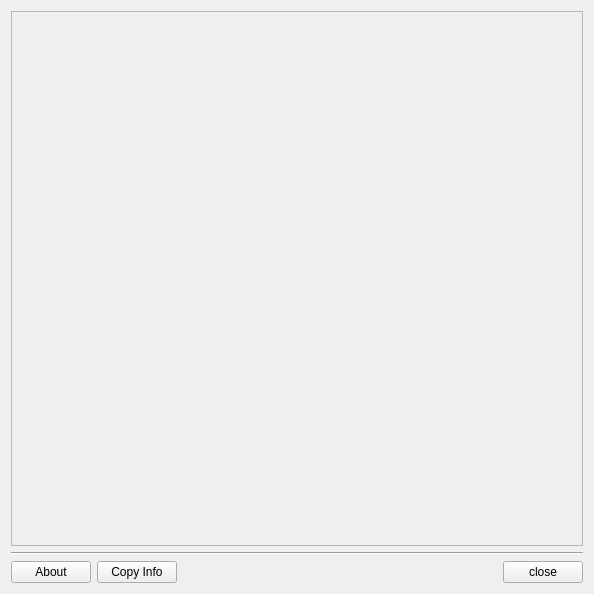
RetroShare/RetroShare, file retroshare-gui/src/gui/AboutWidget.ui: the form before one commit.
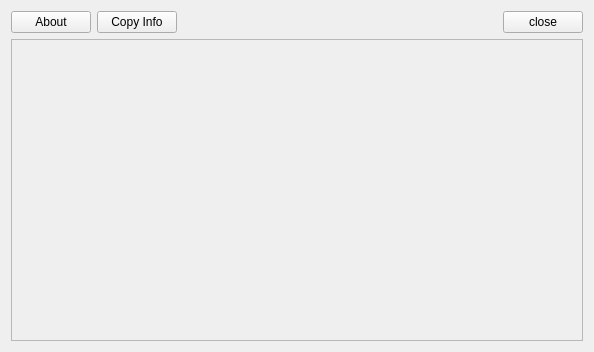
The form after the commit. Icons and pictures are not drawn.

Commit message: updated authors & website links & on channel files view to move Download/Status button to the middle

Patch:
```diff
--- a/retroshare-gui/src/gui/AboutWidget.ui
+++ b/retroshare-gui/src/gui/AboutWidget.ui
@@ -7,30 +7,13 @@
     <x>0</x>
     <y>0</y>
     <width>594</width>
-    <height>594</height>
+    <height>352</height>
    </rect>
   </property>
   <property name="windowTitle">
    <string>Form</string>
   </property>
   <layout class="QVBoxLayout" name="verticalLayout">
-   <item>
-    <widget class="QFrame" name="frame">
-     <property name="frameShape">
-      <enum>QFrame::StyledPanel</enum>
-     </property>
-     <property name="frameShadow">
-      <enum>QFrame::Raised</enum>
-     </property>
-    </widget>
-   </item>
-   <item>
-    <widget class="Line" name="line">
-     <property name="orientation">
-      <enum>Qt::Horizontal</enum>
-     </property>
-    </widget>
-   </item>
    <item>
     <layout class="QHBoxLayout" name="horizontalLayout">
      <item>
@@ -73,6 +56,16 @@
      </item>
     </layout>
    </item>
+   <item>
+    <widget class="QFrame" name="frame">
+     <property name="frameShape">
+      <enum>QFrame::StyledPanel</enum>
+     </property>
+     <property name="frameShadow">
+      <enum>QFrame::Raised</enum>
+     </property>
+    </widget>
+   </item>
   </layout>
  </widget>
  <resources>
```
The commit also changes 3 other files.
